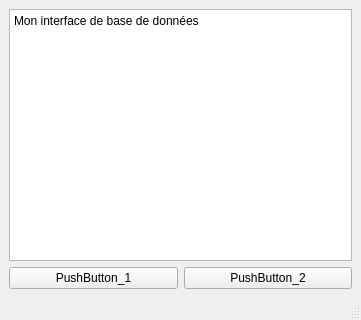
kolat94/Qt-Projects, file PlasmaDB/mainwindow.ui: the form before one commit.
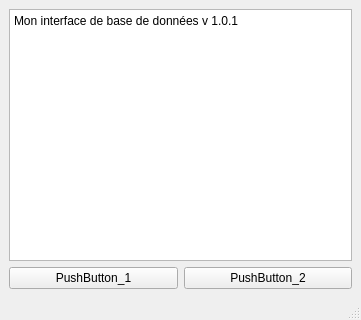
The form after the commit.

Commit message: Passage en 1.0.1

```diff
--- a/PlasmaDB/mainwindow.ui
+++ b/PlasmaDB/mainwindow.ui
@@ -18,7 +18,7 @@
     <item>
      <widget class="QPlainTextEdit" name="plainTextEdit">
       <property name="plainText">
-       <string>Mon interface de base de données</string>
+       <string>Mon interface de base de données v 1.0.1</string>
       </property>
      </widget>
     </item>
```
